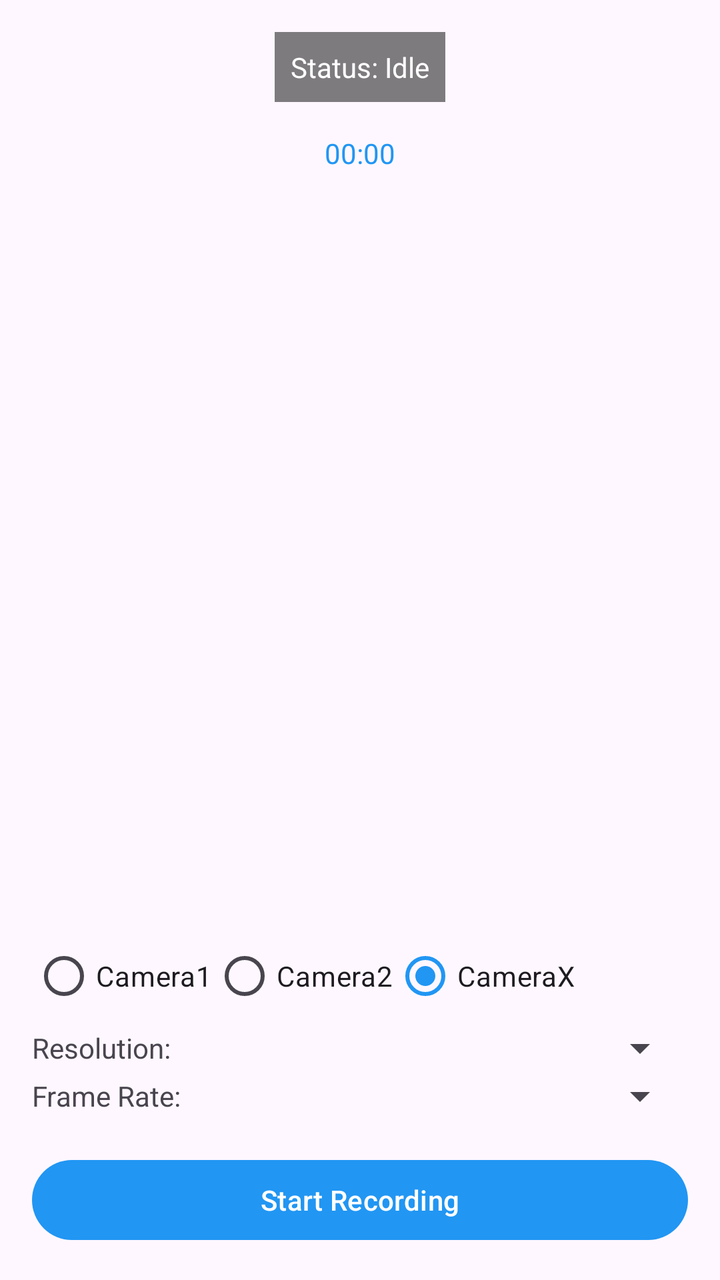
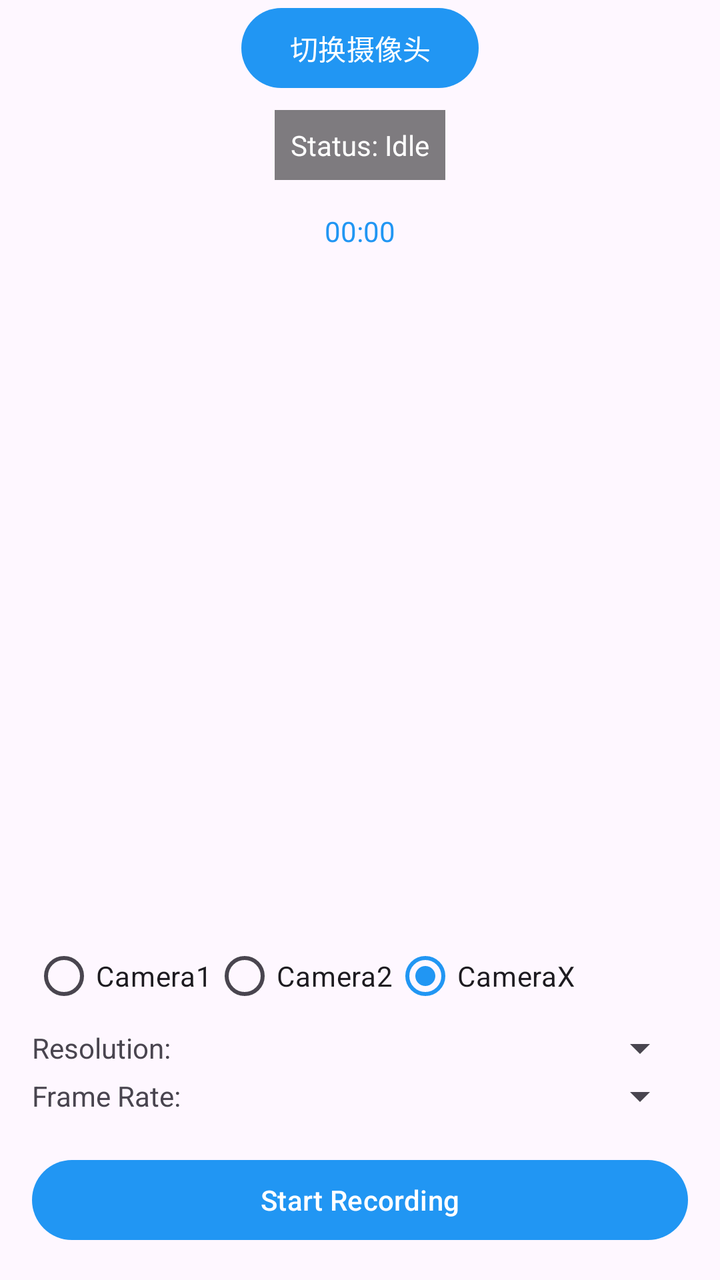

Screens rendered from an Android XML layout before and after an edit, with the pre-edit source and the edit as a unified diff.
<!-- AndroidManifest.xml: application theme Theme.MyCamera -->
<!-- res/layout/activity_bgr_yes.xml -->
<?xml version="1.0" encoding="utf-8"?>
<androidx.constraintlayout.widget.ConstraintLayout xmlns:android="http://schemas.android.com/apk/res/android"
    xmlns:app="http://schemas.android.com/apk/res-auto"
    xmlns:tools="http://schemas.android.com/tools"
    android:layout_width="match_parent"
    android:layout_height="match_parent"
    tools:context=".bgr_yes.BgrYesActivity">

    <android.view.TextureView
        android:id="@+id/fragment_container"
        android:layout_width="match_parent"
        android:layout_height="0dp"
        app:layout_constraintTop_toTopOf="parent"
        app:layout_constraintBottom_toTopOf="@+id/controlsLayout" />

    <TextView
        android:id="@+id/statusTextView"
        android:layout_width="wrap_content"
        android:layout_height="wrap_content"
        android:layout_marginTop="16dp"
        android:background="#80000000"
        android:padding="8dp"
        android:text="Status: Idle"
        android:textColor="@android:color/white"
        app:layout_constraintEnd_toEndOf="parent"
        app:layout_constraintStart_toStartOf="parent"
        app:layout_constraintTop_toTopOf="parent" />

    <TextView
        android:id="@+id/timeTextView"
        android:layout_width="wrap_content"
        android:layout_height="wrap_content"
        android:layout_marginTop="16dp"
        android:text="00:00"
        android:textColor="@color/camera_primary"
        app:layout_constraintEnd_toEndOf="parent"
        app:layout_constraintStart_toStartOf="parent"
        app:layout_constraintTop_toBottomOf="@id/statusTextView" />

    <LinearLayout
        android:id="@+id/controlsLayout"
        android:layout_width="match_parent"
        android:layout_height="wrap_content"
        android:orientation="vertical"
        android:padding="16dp"
        app:layout_constraintBottom_toBottomOf="parent">

        <RadioGroup
            android:id="@+id/apiRadioGroup"
            android:layout_width="match_parent"
            android:layout_height="wrap_content"
            android:orientation="horizontal">

            <RadioButton
                android:id="@+id/camera1RadioButton"
                android:layout_width="wrap_content"
                android:layout_height="wrap_content"
                android:text="Camera1"/>

            <RadioButton
                android:id="@+id/camera2RadioButton"
                android:layout_width="wrap_content"
                android:layout_height="wrap_content"
                android:text="Camera2"/>

            <RadioButton
                android:id="@+id/cameraXRadioButton"
                android:layout_width="wrap_content"
                android:layout_height="wrap_content"
                android:text="CameraX"
                android:checked="true"/>
        </RadioGroup>

        <LinearLayout
            android:layout_width="match_parent"
            android:layout_height="wrap_content"
            android:orientation="horizontal"
            android:gravity="center_vertical">

            <TextView
                android:layout_width="wrap_content"
                android:layout_height="wrap_content"
                android:text="Resolution:"/>

            <Spinner
                android:id="@+id/resolutionSpinner"
                android:layout_width="0dp"
                android:layout_height="wrap_content"
                android:layout_weight="1"/>
        </LinearLayout>

        <LinearLayout
            android:layout_width="match_parent"
            android:layout_height="wrap_content"
            android:orientation="horizontal"
            android:gravity="center_vertical">

            <TextView
                android:layout_width="wrap_content"
                android:layout_height="wrap_content"
                android:text="Frame Rate:"/>

            <Spinner
                android:id="@+id/fpsSpinner"
                android:layout_width="0dp"
                android:layout_height="wrap_content"
                android:layout_weight="1"/>
        </LinearLayout>

        <Button
            android:id="@+id/recordButton"
            android:layout_width="match_parent"
            android:layout_height="wrap_content"
            android:layout_marginTop="16dp"
            android:text="Start Recording"/>

    </LinearLayout>

</androidx.constraintlayout.widget.ConstraintLayout>
<!-- resources referenced by this layout -->
<resources>
  <color name="camera_primary">#2196F3</color>
  <style name="Theme.MyCamera" parent="Base.Theme.MyCamera" />
  <style name="Base.Theme.MyCamera" parent="Theme.Material3.DayNight.NoActionBar">
          
          <item name="colorPrimary">@color/camera_primary</item>
          <item name="colorPrimaryDark">@color/camera_primary_dark</item>
          <item name="colorAccent">@color/camera_accent</item>
  
          
          <item name="android:windowFullscreen">true</item>
          <item name="android:windowContentOverlay">@null</item>
          <item name="android:windowTranslucentStatus">true</item>
          <item name="android:windowTranslucentNavigation">true</item>
  
          
          <item name="android:keepScreenOn">true</item>
      </style>
  <color name="camera_primary_dark">#1976D2</color>
  <color name="camera_accent">#FF4081</color>
</resources>

<!-- the commit's change to res/layout/activity_bgr_yes.xml (unified diff, before → after) -->
@@ -6,18 +6,28 @@
     android:layout_height="match_parent"
     tools:context=".bgr_yes.BgrYesActivity">
 
+    
+    <Button
+        android:id="@+id/switchCameraButton"
+        android:layout_width="wrap_content"
+        android:layout_height="wrap_content"
+        app:layout_constraintTop_toTopOf="parent"
+        app:layout_constraintLeft_toLeftOf="parent"
+        app:layout_constraintRight_toRightOf="parent"
+        android:text="切换摄像头" />
+
     <android.view.TextureView
         android:id="@+id/fragment_container"
         android:layout_width="match_parent"
         android:layout_height="0dp"
-        app:layout_constraintTop_toTopOf="parent"
+        app:layout_constraintTop_toBottomOf="@+id/switchCameraButton"
         app:layout_constraintBottom_toTopOf="@+id/controlsLayout" />
 
     <TextView
         android:id="@+id/statusTextView"
         android:layout_width="wrap_content"
         android:layout_height="wrap_content"
-        android:layout_marginTop="16dp"
+        android:layout_marginTop="55dp"
         android:background="#80000000"
         android:padding="8dp"
         android:text="Status: Idle"
